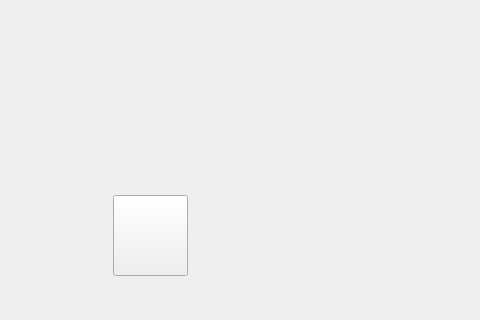
Before: the Qt Designer form Plot.ui in shaochang123/ui_pyside6, drawn with Qt 5; both pictures show x 257 to 737 and y 275 to 595 of the 895 by 595 pixel window.
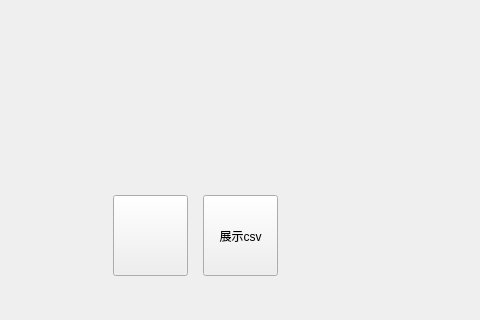
After: the same form once the commit is applied. Icons and pictures are not drawn.

Commit message: 增加在绘图区域展示emg和angle的功能

```diff
--- a/Plot.ui
+++ b/Plot.ui
@@ -143,6 +143,19 @@
      </rect>
     </property>
    </widget>
+   <widget class="QPushButton" name="show_button">
+    <property name="geometry">
+     <rect>
+      <x>460</x>
+      <y>470</y>
+      <width>75</width>
+      <height>81</height>
+     </rect>
+    </property>
+    <property name="text">
+     <string>展示csv</string>
+    </property>
+   </widget>
   </widget>
  </widget>
  <resources/>
```
The commit also changes 11 other files.
